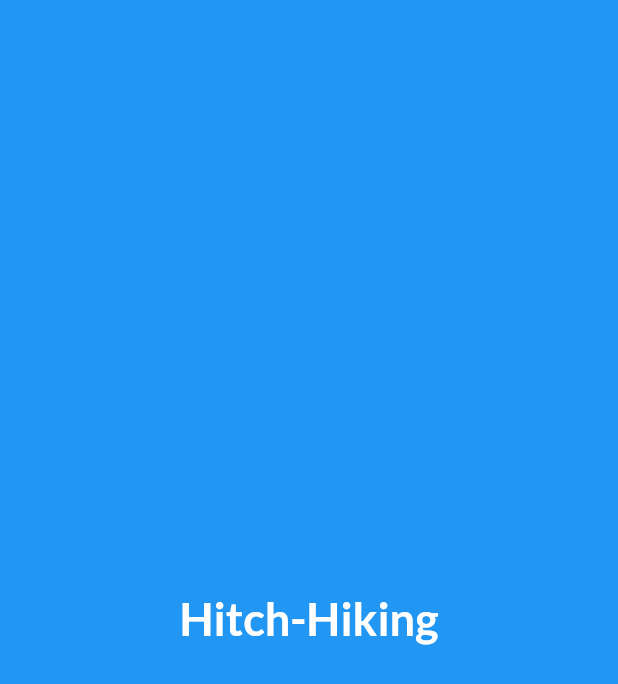
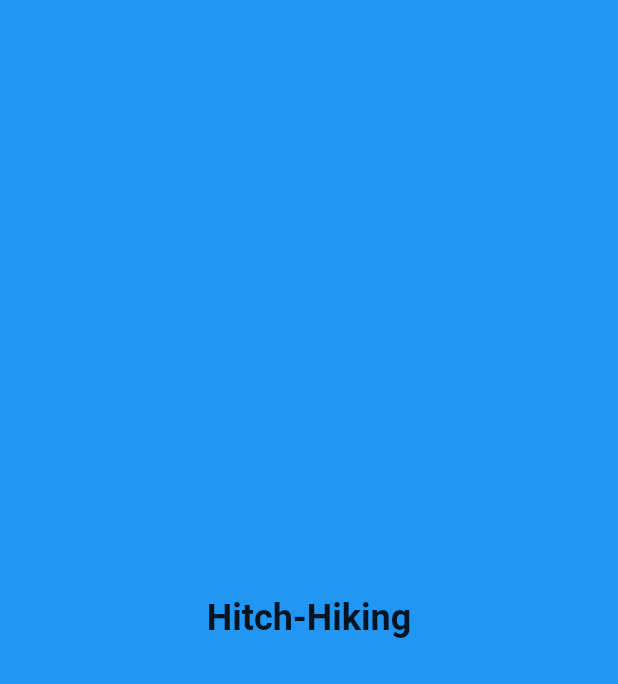
Before and after one commit to TanishPradhan/Hitch-Hiking-App, a Flutter app: the Splash screen opened directly, on a phone screen of 412 x 824 dp. Shown: the top 684 px of the screen. Run offline on Flutter 3.47's test engine with Material 2 defaults, Android fonts, the phone set to English and light mode, and no system bars.

Commit message:
first commit

```diff
--- a/lib/splash_screen.dart
+++ b/lib/splash_screen.dart
@@ -1,5 +1,4 @@
 import 'dart:async';
-import 'package:google_fonts/google_fonts.dart';
 import 'package:hitch_hiking/login_page.dart';
 import 'package:flutter/material.dart';
 
@@ -30,15 +29,10 @@ class _SplashState extends State<Splash> {
             children: <Widget>[
               Text(
                 'Hitch-Hiking',
-                style: GoogleFonts.lato(
-                  color: Colors.white,
-                  fontSize: 30,
+                style: TextStyle(
+                  fontSize: 24,
                   fontWeight: FontWeight.bold,
                 ),
-                // style: TextStyle(
-                //   fontSize: 24,
-                //   fontWeight: FontWeight.bold,
-                // ),
               ),
             ],
           ),
--- a/pubspec.yaml
+++ b/pubspec.yaml
@@ -28,7 +28,6 @@ dependencies:
   # The following adds the Cupertino Icons font to your application.
   # Use with the CupertinoIcons class for iOS style icons.
   cupertino_icons: ^1.0.2
-  google_fonts: ^2.1.0
 
 dev_dependencies:
   flutter_test:
```
Also changed, not shown: pubspec.lock.
